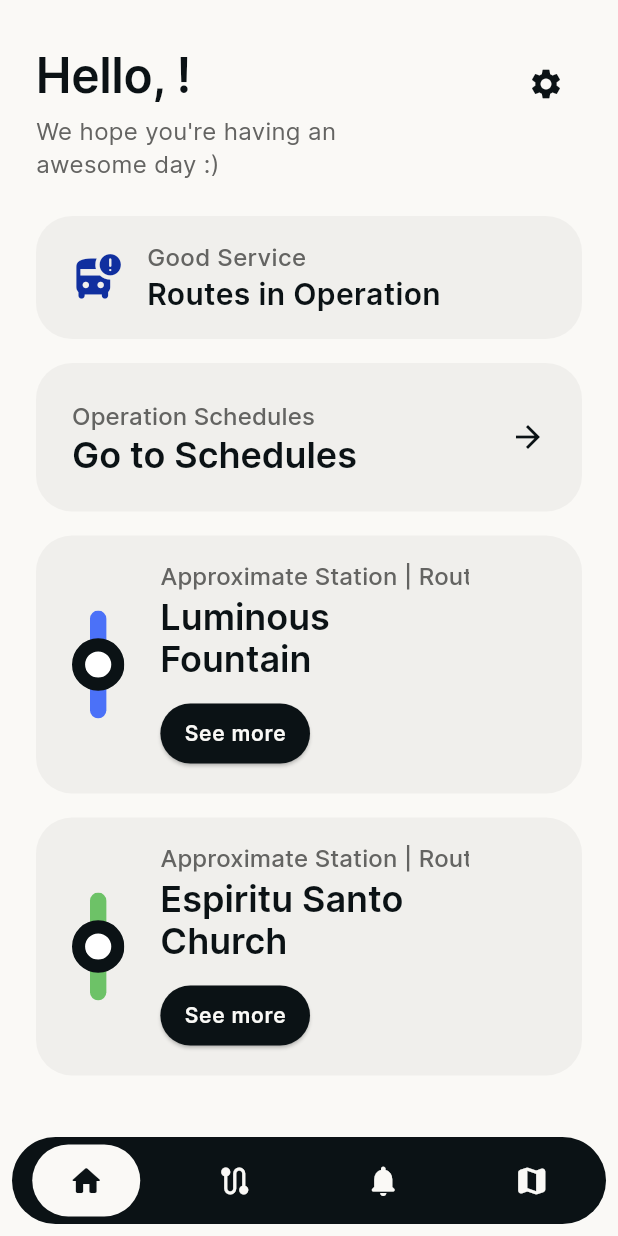
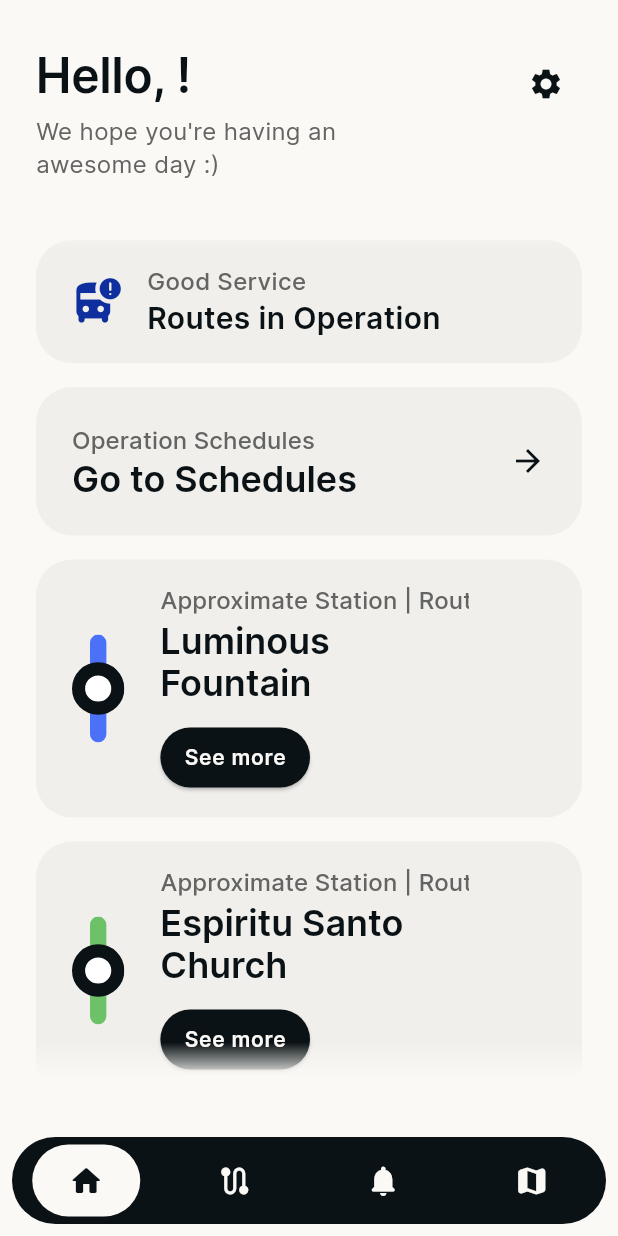
Before and after one commit to movilidad-up/simup-up-app, a Flutter app: the DashboardView screen opened directly, on a phone screen of 412 x 824 dp. Run offline on Flutter 3.47's test engine with Material 3 defaults, Android fonts, the phone set to English and light mode, and no system bars; drawn by our look-alikes of marquee, showcaseview; our stand-ins replace flutter_local_notifications, flutter_styled_toast, flutter_svg, flutter_timezone, rx_shared_preferences, scrollable_positioned_list and 4 more; missing offline and left inert: cron, zoom_widget; accounts and stored records are empty; generated files the repository leaves out were written again; network calls fail.

Commit message:
SMP-022 - Adds gradient borders on home scroll view.

```diff
--- a/lib/views/home_view.dart
+++ b/lib/views/home_view.dart
@@ -1,6 +1,5 @@
 import 'package:flutter/material.dart';
 import 'package:shared_preferences/shared_preferences.dart';
-import 'package:simup_up/views/components/animated_rectangle.dart';
 import 'package:simup_up/views/components/current_station_card.dart';
 import 'package:simup_up/views/components/schedules_card.dart';
 import 'package:simup_up/views/components/status_card.dart';
@@ -95,10 +94,13 @@ class _HomeViewState extends State<HomeView> {
                 ),
                 VerticalSpacing(24.0),
                 Expanded(
-                  child: CustomScrollView(
+                  child: Stack(
+                    children: [
+                      CustomScrollView(
                       slivers: [
                         SliverList(
                           delegate: SliverChildListDelegate([
+                            VerticalSpacing(16.0),
                             const StatusCard(),
                             VerticalSpacing(16.0),
                             SchedulesCard(
@@ -116,7 +118,50 @@ class _HomeViewState extends State<HomeView> {
                               onCurrentStationTap: widget.onCurrentStationTap,
                               updateObservable: widget.updateObservable,
                             ),
+                            VerticalSpacing(16.0),
                           ]),
+                        ),
+                      ]
+                    ),
+                      Positioned(
+                        top: -1.0,
+                        child: SizedBox(
+                          width: screenWidth,
+                          height: 24.0,
+                          child: DecoratedBox(
+                            decoration: BoxDecoration(
+                              gradient: LinearGradient(
+                                  begin: Alignment.topCenter,
+                                  end: Alignment.bottomCenter,
+                                  colors: [
+                                    Theme.of(context).colorScheme.surface,
+                                    const Color(0x00FAF9F6),
+                                  ]
+                              ),
+                            ),
+                            child: const SizedBox(),
+                          ),
+                        ),
+                      ),
+                      Positioned(
+                        bottom: -1.0,
+                        child: SizedBox(
+                          width: screenWidth,
+                          height: 24.0,
+                          child: DecoratedBox(
+                            decoration: BoxDecoration(
+                              gradient: LinearGradient(
+                                  begin: Alignment.topCenter,
+                                  end: Alignment.bottomCenter,
+                                  colors: [
+                                    const Color(0x00FAF9F6),
+                                    Theme.of(context).colorScheme.surface,
+                                  ]
+                              ),
+                            ),
+                            child: const SizedBox(),
+                          ),
+                        ),
                       ),
                     ]
                   ),
```
Lines whose indentation alone changed are shown as unchanged.
